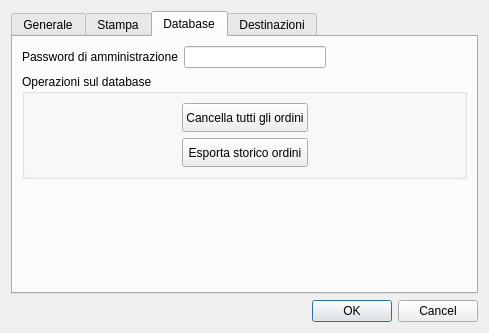
Above: src/configurazionedlg.ui from mtonin/gestcassa before the change. Below: the same form after it.
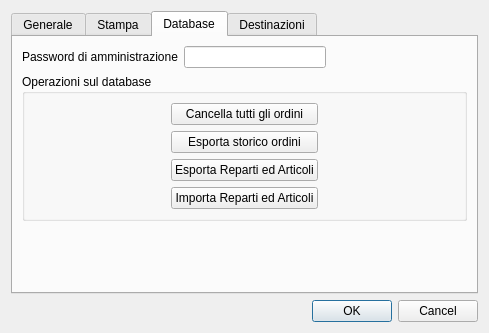
That is the form after the change. The open tabs and pages were chosen to show the change. Custom widgets are drawn as their Qt base class.

Commit message: - aggiunti pulsanti import/export articoli in configurazione

Patch:
```diff
--- a/src/configurazionedlg.ui
+++ b/src/configurazionedlg.ui
@@ -300,7 +300,7 @@
         </layout>
        </item>
        <item>
-        <widget class="QGroupBox" name="">
+        <widget class="QGroupBox" name="groupBox">
          <property name="title">
           <string>Operazioni sul database</string>
          </property>
@@ -328,12 +328,6 @@
                 <verstretch>0</verstretch>
                </sizepolicy>
               </property>
-              <property name="maximumSize">
-               <size>
-                <width>150</width>
-                <height>50</height>
-               </size>
-              </property>
               <property name="text">
                <string>Cancella tutti gli ordini</string>
               </property>
@@ -347,17 +341,37 @@
                 <verstretch>0</verstretch>
                </sizepolicy>
               </property>
-              <property name="maximumSize">
-               <size>
-                <width>150</width>
-                <height>50</height>
-               </size>
-              </property>
               <property name="text">
                <string>Esporta storico ordini</string>
               </property>
              </widget>
             </item>
+            <item>
+             <widget class="QPushButton" name="exportArticoliBtn">
+              <property name="sizePolicy">
+               <sizepolicy hsizetype="Minimum" vsizetype="Expanding">
+                <horstretch>0</horstretch>
+                <verstretch>0</verstretch>
+               </sizepolicy>
+              </property>
+              <property name="text">
+               <string>Esporta Reparti ed Articoli</string>
+              </property>
+             </widget>
+            </item>
+            <item>
+             <widget class="QPushButton" name="importArticoliBtn">
+              <property name="sizePolicy">
+               <sizepolicy hsizetype="Minimum" vsizetype="Expanding">
+                <horstretch>0</horstretch>
+                <verstretch>0</verstretch>
+               </sizepolicy>
+              </property>
+              <property name="text">
+               <string>Importa Reparti ed Articoli</string>
+              </property>
+             </widget>
+            </item>
            </layout>
           </item>
           <item>
```
Left out of the diff: 2 changed lines with no effect on the pictures. The commit also changes 4 other files.
